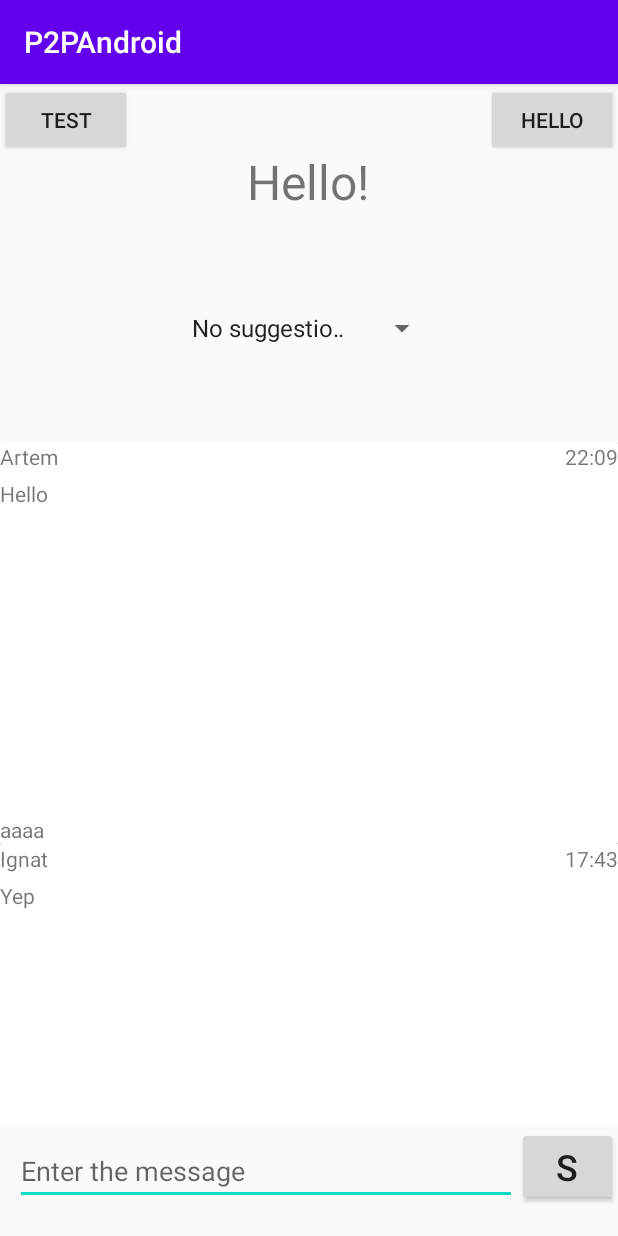
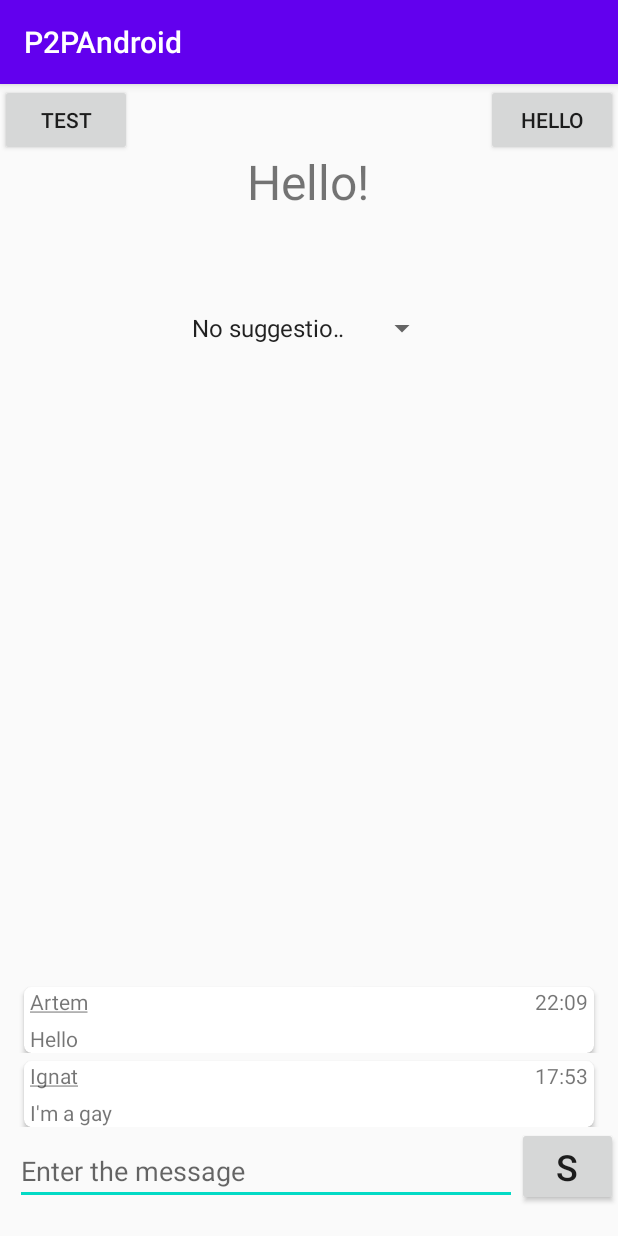
Before and after one commit to UgAr-study/P2PMessager, an Android app: the MainActivity screen opened directly, with no data from a screen before it, on a phone screen of 412 x 824 dp. Run offline under Robolectric (Android 15) with nearby library versions, the phone set to English and light mode, and no system bars.

Commit message:
new design

```diff
--- a/P2PAndroid/app/src/main/java/com/company/TCPReceiver.java
+++ b/P2PAndroid/app/src/main/java/com/company/TCPReceiver.java
@@ -24,6 +24,7 @@ public class TCPReceiver extends Thread {
     private final int ERROR = 1;
     private final int SUCCESS = 0;
     private final String KEY_DATA = "Data";
+    private final String KEY_NAME = "Name";
     private final String KEY_ERROR = "ErrorMsg";
 
     public TCPReceiver(Handler handler) {
@@ -44,6 +45,7 @@ public class TCPReceiver extends Thread {
 
                 Bundle bundle = new Bundle();
                 bundle.putString(KEY_DATA, text);
+                bundle.putString(KEY_NAME, socket.getInetAddress().getHostAddress());
 
                 msg.setData(bundle);
                 msg.what = SUCCESS;
--- a/P2PAndroid/app/src/main/java/com/example/p2pandroid/MainActivity.java
+++ b/P2PAndroid/app/src/main/java/com/example/p2pandroid/MainActivity.java
@@ -10,9 +10,13 @@ import android.os.AsyncTask;
 import android.os.Bundle;
 import android.os.Handler;
 import android.os.Message;
+import android.text.Spannable;
+import android.text.SpannableString;
+import android.text.style.UnderlineSpan;
 import android.view.View;
 import android.widget.ArrayAdapter;
 import android.widget.EditText;
+import android.widget.LinearLayout;
 import android.widget.Spinner;
 import android.widget.TextView;
 import android.widget.Toast;
@@ -38,16 +42,14 @@ public class MainActivity extends AppCompatActivity {
     private String userIpAddress = null;
     public SQLDataBase UsersTable;
     public ArrayList<String> NamesInTable;
+    public ArrayList<MessageItem> mMessages;
     public ArrayAdapter<String> userListAdapter;
+    public RecyclerViewAdapter recyclerViewAdapter;
     private Handler receiveMessagesHandler;
     private Handler receiveContactsHandler;
     private TCPReceiver tcpReceiver;
     private MultiCastReceiver mcReceiver;
 
-
-    String[] fromNamesTest = { "Artem", "Ignat" };
-    String[] textMsgTest   = { "Hello\n\n\n\n\n\n\n\n\n\n\n\n\n\naaaa", "Yep\n\n\n\n\n\n\n\n\n\n\n\n\n\nbbbbb"   };
-    String[] timesTest     = { "22:09", "17:43" };
 
     @Override
     protected void onCreate(Bundle savedInstanceState) {
@@ -59,20 +61,26 @@ public class MainActivity extends AppCompatActivity {
         userName = intent.getStringExtra(LoginActivity.EXTRA_LOGIN);
         userPassword = intent.getStringExtra(LoginActivity.EXTRA_PASSWORD);
 
+        mMessages = new ArrayList<>();
+        mMessages.add(new MessageItem("Artem", "Hello", "22:09"));
+        mMessages.add(new MessageItem("Ignat", "I'm a gay", "17:53"));
+
 
         UsersTable = new SQLDataBase(this, "UsersContacts");
 
 
-        //receiveMessagesHandler = new TCPReceiverHandler(this);
-        //receiveContactsHandler = new MCReceiverHandler(this);
+        receiveMessagesHandler = new TCPReceiverHandler(this);
+        receiveContactsHandler = new MCReceiverHandler(this);
 
         RecyclerView recyclerView = findViewById(R.id.recyclerView);
-        RecyclerViewAdapter recyclerViewAdapter = new RecyclerViewAdapter(this, fromNamesTest, textMsgTest, timesTest);
+        recyclerViewAdapter = new RecyclerViewAdapter(this, mMessages);
         recyclerView.setAdapter(recyclerViewAdapter);
-        recyclerView.setLayoutManager(new LinearLayoutManager(this));
+        LinearLayoutManager lm = new LinearLayoutManager(this);
+        lm.setStackFromEnd(true);
+        recyclerView.setLayoutManager(lm);
 
 
-        //ConnectToNetWork();
+        ConnectToNetWork();
 
         Spinner usersList = findViewById(R.id.userList);
 
@@ -129,6 +137,7 @@ public class MainActivity extends AppCompatActivity {
 
         EditText editText = findViewById(R.id.message);
         String message = editText.getText().toString();
+        editText.setText(null);
         if (message.trim().isEmpty()) {
             Toast.makeText(MainActivity.this, "Empty message", Toast.LENGTH_SHORT).show();
             return;
@@ -137,11 +146,7 @@ public class MainActivity extends AppCompatActivity {
         new SendMessage().execute(message);
     }
 
-    /*public void onClickTestButton (View v) {
-
-        TextView textField = findViewById(R.id.textField);
-        textField.setText("TextView");
-        textField.setTextSize(24);
+    public void onClickTestButton (View v) {
 
         //UsersTable.deleteInfoByName("Artem");
         UsersTable.deleteInfoByName("Ignat");
@@ -170,8 +175,9 @@ public class MainActivity extends AppCompatActivity {
             }
         }
 
-        textField.setText(text);
-    }*/
+        mMessages.add(new MessageItem("Debug", text, "00:00"));
+        recyclerViewAdapter.notifyItemInserted(mMessages.size());
+    }
 
     public void onClickSendMCRequest (View v) {
         new MultiCastSender("all", userName, userPublicKye).start();
@@ -210,13 +216,14 @@ public class MainActivity extends AppCompatActivity {
     }
 }
 
-/*
+
 class TCPReceiverHandler extends Handler {
     WeakReference<MainActivity> wrActivity;
 
     private final int ERROR = 1;
     private final int SUCCESS = 0;
     private final String KEY_DATA = "Data";
+    private final String KEY_NAME = "Name";
     private final String KEY_ERROR = "ErrorMsg";
 
     public TCPReceiverHandler(MainActivity activity) {
@@ -230,16 +237,25 @@ class TCPReceiverHandler extends Handler {
         if (activity == null)
             return;
 
-        TextView textField;
+        RecyclerView rv = activity.findViewById(R.id.recyclerView);
+
         switch (msg.what) {
             case SUCCESS:
-                textField = activity.findViewById(R.id.textField);
-                textField.setText(msg.getData().getString(KEY_DATA));
+                String name = msg.getData().getString(KEY_NAME);
+                String text = msg.getData().getString(KEY_DATA);
+                String time = "12:00";
+
+                activity.recyclerViewAdapter.addItem(new MessageItem(name, text, time));
+                rv.scrollToPosition(activity.recyclerViewAdapter.getItemCount() - 1);
+
                 break;
 
             case ERROR:
-                textField = activity.findViewById(R.id.textField);
-                textField.setText(msg.getData().getString(KEY_ERROR));
+                String errorMessage = msg.getData().getString(KEY_ERROR);
+
+                activity.recyclerViewAdapter.addItem(new MessageItem("Error", errorMessage, "11:11"));
+                rv.scrollToPosition(activity.recyclerViewAdapter.getItemCount() - 1);
+
                 break;
         }
     }
@@ -264,13 +280,20 @@ class MCReceiverHandler extends Handler {
         if (activity == null)
             return;
 
-        TextView textField;
+        RecyclerView rv = activity.findViewById(R.id.recyclerView);
 
         switch (msg.what) {
             case SUCCESS:
-                textField = activity.findViewById(R.id.textField);
-                textField.setText(msg.getData().getString(KEY_DATA));
 
+                String name = "Success";
+                String text = msg.getData().getString(KEY_DATA);
+                String time = "12:00";
+
+                activity.recyclerViewAdapter.addItem(new MessageItem(name, text, time));
+                rv.scrollToPosition(activity.recyclerViewAdapter.getItemCount() - 1);
+                /*activity.mMessages.add(new MessageItem(name, text, time));
+                activity.recyclerViewAdapter.notifyItemInserted(activity.mMessages.size());
+*/
                 activity.NamesInTable.clear();
                 ArrayList<String> newUsers = activity.UsersTable.getAllNames();
                 activity.NamesInTable.addAll(newUsers);
@@ -278,9 +301,11 @@ class MCReceiverHandler extends Handler {
                 break;
 
             case ERROR:
-                textField = activity.findViewById(R.id.textField);
-                textField.setText(msg.getData().getString(KEY_ERROR));
+                String errorMessage = msg.getData().getString(KEY_ERROR);
+
+                activity.recyclerViewAdapter.addItem(new MessageItem("Error", errorMessage, "11:11"));
+                rv.scrollToPosition(activity.recyclerViewAdapter.getItemCount() - 1);
                 break;
         }
     }
-}*/
+}
--- a/P2PAndroid/app/src/main/java/com/example/p2pandroid/RecyclerViewAdapter.java
+++ b/P2PAndroid/app/src/main/java/com/example/p2pandroid/RecyclerViewAdapter.java
@@ -1,6 +1,9 @@
 package com.example.p2pandroid;
 
 import android.content.Context;
+import android.text.Spannable;
+import android.text.SpannableString;
+import android.text.style.UnderlineSpan;
 import android.view.LayoutInflater;
 import android.view.View;
 import android.view.ViewGroup;
@@ -9,20 +12,16 @@ import android.widget.TextView;
 import androidx.annotation.NonNull;
 import androidx.recyclerview.widget.RecyclerView;
 
+import java.util.ArrayList;
+
 public class RecyclerViewAdapter extends RecyclerView.Adapter<RecyclerViewAdapter.MyViewHolder> {
 
-
-    String[] sendersNames;
-    String[] sendersMsg;
-    String[] timeStamps;
-
+    ArrayList<MessageItem> messageItems;
     Context context;
 
-    public RecyclerViewAdapter (Context ct, String[] names, String[] msgs, String[] times) {
+    public RecyclerViewAdapter (Context ct, ArrayList<MessageItem> items) {
         context = ct;
-        sendersMsg = msgs;
-        sendersNames = names;
-        timeStamps = times;
+        messageItems = items;
     }
 
     @NonNull
@@ -35,15 +34,25 @@ public class RecyclerViewAdapter extends RecyclerView.Adapter<RecyclerViewAdapte
 
     @Override
     public void onBindViewHolder(@NonNull MyViewHolder holder, int position) {
-        holder.fromName.setText(sendersNames[position]);
-        holder.message.setText(sendersMsg[position]);
-        holder.timeStamp.setText(timeStamps[position]);
+
+        String name = messageItems.get(position).getName();
+        SpannableString ss=new SpannableString(name);
+        ss.setSpan(new UnderlineSpan(), 0, name.length(), Spannable.SPAN_EXCLUSIVE_EXCLUSIVE);
+
+        holder.fromName.setText(ss);
+        holder.message.setText(messageItems.get(position).getMessage());
+        holder.timeStamp.setText(messageItems.get(position).getTime());
 
     }
 
     @Override
     public int getItemCount() {
-        return sendersNames.length;
+        return messageItems.size();
+    }
+
+    public void addItem (MessageItem item) {
+        messageItems.add(item);
+        notifyItemChanged(getItemCount());
     }
 
     public class MyViewHolder extends RecyclerView.ViewHolder {
@@ -59,3 +68,28 @@ public class RecyclerViewAdapter extends RecyclerView.Adapter<RecyclerViewAdapte
         }
     }
 }
+
+class MessageItem {
+    private String name;
+    private String time;
+    private String message;
+
+    public MessageItem(String na, String msg, String t) {
+        name = na;
+        message = msg;
+        time = t;
+    }
+
+    public String getName() {
+        return name;
+    }
+
+    public String getMessage() {
+        return message;
+    }
+
+    public String getTime() {
+        return time;
+    }
+
+}
--- a/P2PAndroid/app/src/main/res/layout/item_message.xml
+++ b/P2PAndroid/app/src/main/res/layout/item_message.xml
@@ -9,10 +9,14 @@
     <androidx.cardview.widget.CardView
         android:layout_width="match_parent"
         android:layout_height="wrap_content"
+        android:layout_marginTop="5dp"
+        android:layout_marginStart="16dp"
+        android:layout_marginEnd="16dp"
         app:layout_constraintBottom_toBottomOf="parent"
         app:layout_constraintEnd_toEndOf="parent"
         app:layout_constraintStart_toStartOf="parent"
-        app:layout_constraintTop_toTopOf="parent">
+        app:layout_constraintTop_toTopOf="parent"
+        app:cardCornerRadius="5dp">
 
         <androidx.constraintlayout.widget.ConstraintLayout
             android:layout_width="match_parent"
@@ -23,6 +27,7 @@
                 android:id="@+id/nameOfSender"
                 android:layout_width="wrap_content"
                 android:layout_height="wrap_content"
+                android:layout_marginStart="4dp"
                 android:text="Name"
                 app:layout_constraintStart_toStartOf="parent"
                 app:layout_constraintTop_toTopOf="parent" />
@@ -31,7 +36,7 @@
                 android:id="@+id/timeStamp"
                 android:layout_width="wrap_content"
                 android:layout_height="wrap_content"
-                android:layout_marginStart="292dp"
+                android:layout_marginEnd="4dp"
                 android:text="22:09"
                 app:layout_constraintEnd_toEndOf="parent"
                 app:layout_constraintTop_toTopOf="parent" />
@@ -41,6 +46,8 @@
                 android:layout_width="match_parent"
                 android:layout_height="wrap_content"
                 android:layout_marginTop="5dp"
+                android:layout_marginBottom="5dp"
+                android:layout_marginStart="4dp"
                 android:layout_marginEnd="30dp"
                 android:text="TextView"
                 app:layout_constraintStart_toStartOf="parent"
```
